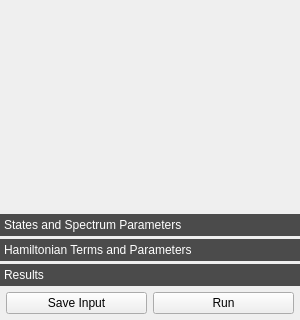
Qt form crispy/resources/gui/uis/quanty.ui (mretegan/crispy) before a commit; both pictures show x 0 to 300 and y 380 to 700 of the 300 by 700 pixel window.
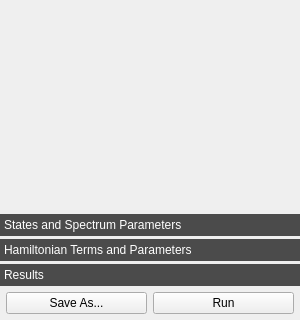
The same form after that commit. Icons and pictures are not drawn. Custom widgets are drawn as their Qt base class.

Commit message: Simplify buttons behavior

```diff
--- a/crispy/resources/gui/uis/quanty.ui
+++ b/crispy/resources/gui/uis/quanty.ui
@@ -817,7 +817,7 @@
          <string>Save a Quanty input file</string>
         </property>
         <property name="text">
-         <string>Save Input</string>
+         <string>Save As...</string>
         </property>
         <property name="icon">
          <iconset>
```
Left out of the diff: 2 changed lines with no effect on the pictures. The commit also changes 1 other file.
